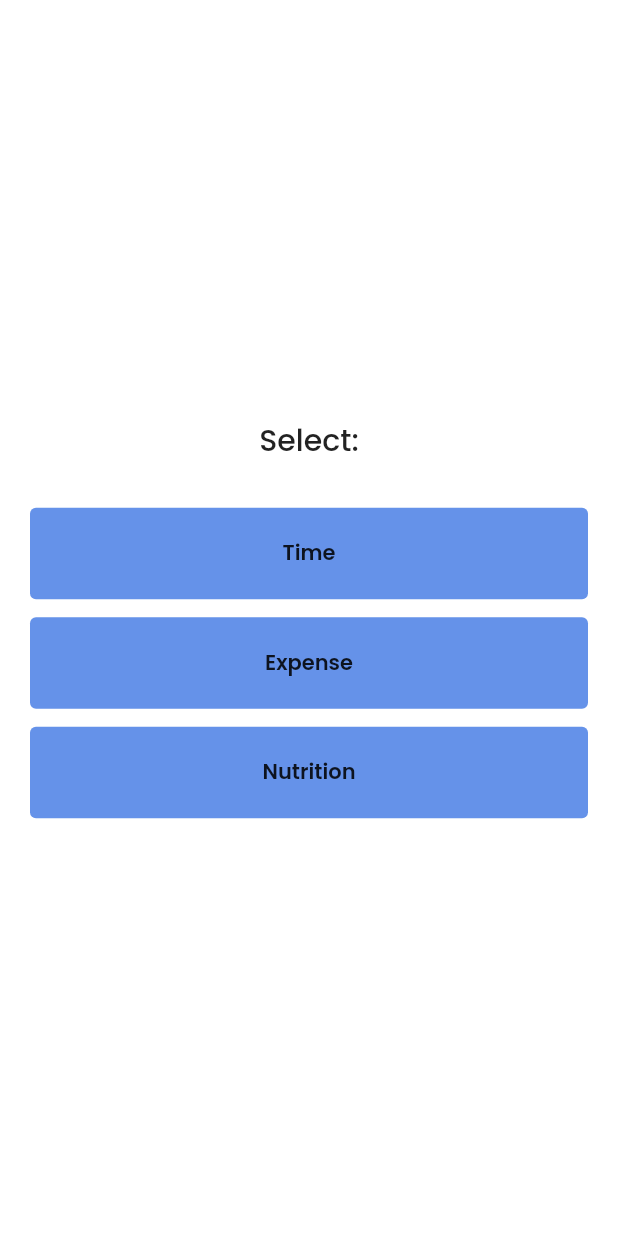
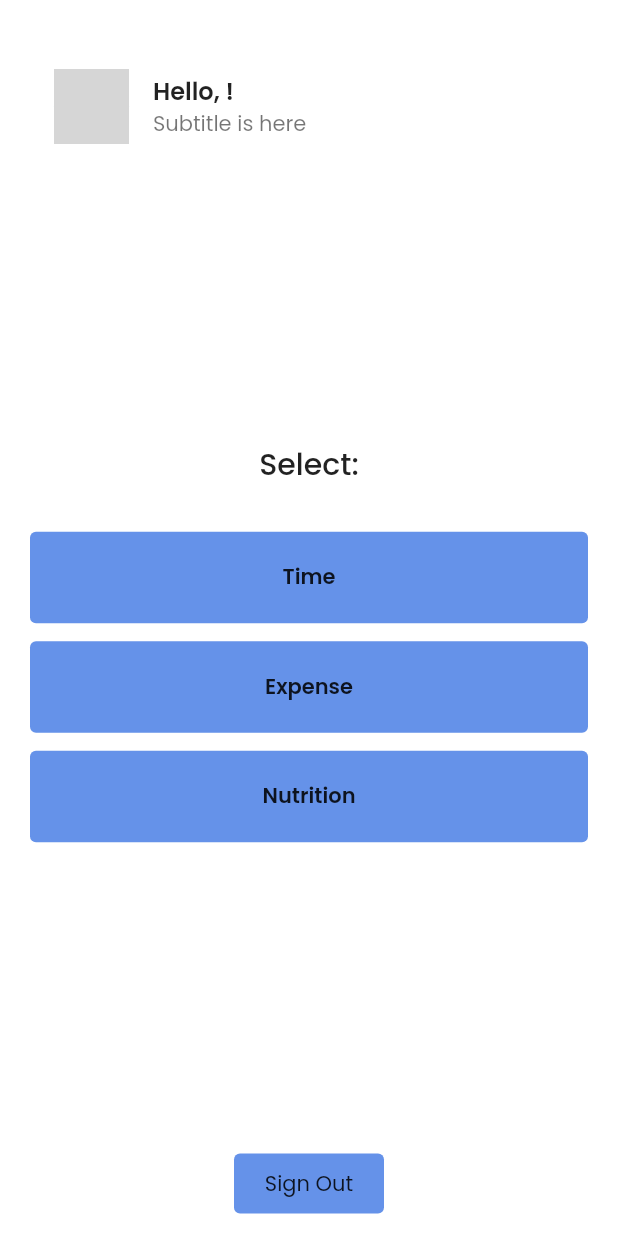
Before and after one commit to kamal0620040/MyTracker, a Flutter app: the HomeScreen screen opened directly, on a phone screen of 412 x 824 dp. Run offline on Flutter 3.47's test engine with Material 2 defaults, Android fonts, the phone set to English and light mode, and no system bars; our stand-ins replace cloud_firestore, firebase_auth, firebase_core, firebase_storage, google_fonts, image_picker and 2 more; accounts and stored records are empty; network calls fail; grey boxes are pictures that could not be loaded.

Commit message:
Added Sign Out functionality

```diff
--- a/lib/resources/auth_methods.dart
+++ b/lib/resources/auth_methods.dart
@@ -82,4 +82,8 @@ class AuthMethods {
     }
     return res;
   }
+
+  Future<void> signOut() async {
+    await _auth.signOut();
+  }
 }
--- a/lib/screens/Nutrition/home_nutrition_screen.dart
+++ b/lib/screens/Nutrition/home_nutrition_screen.dart
@@ -9,13 +9,15 @@ import '../../provider/user_provider.dart';
 import '../../widgets/nutrition_card.dart';
 
 class HomeNutrition extends StatefulWidget {
-  const HomeNutrition({Key? key}) : super(key: key);
+  final String uid;
+  const HomeNutrition({Key? key, required this.uid}) : super(key: key);
 
   @override
   State<HomeNutrition> createState() => _HomeNutritionState();
 }
 
 class _HomeNutritionState extends State<HomeNutrition> {
+  bool _isLoading = false;
   List<String> datelist = [
     'Jan',
     'Feb',
@@ -46,14 +48,29 @@ class _HomeNutritionState extends State<HomeNutrition> {
         .collection('month')
         .doc(datelist[now.month - 1])
         .snapshots()
-        .listen((DocumentSnapshot value) {
+        .listen((DocumentSnapshot value) async {
       fat = value['fats'].ceil();
       protein = value['protein'].ceil();
       energy = value['energy'].ceil();
       carbs = value['carbs'].ceil();
-      print(fat);
     });
-
+    // FirebaseFirestore.instance
+    //   .collection('monthly')
+    //   .doc(uid)
+    //   .collection("year")
+    //   .doc(now.year.toString())
+    //   .collection('month')
+    //   .doc(datelist[now.month - 1])
+    //   .snapshots()
+    //   .listen((DocumentSnapshot value) {
+    // setState(() {
+    //   fat = value['fats'].ceil();
+    //   protein = value['protein'].ceil();
+    //   energy = value['energy'].ceil();
+    //   carbs = value['carbs'].ceil();
+    //   print(fat);
+    // });
+    // });
     // DocumentSnapshot value = await docRef.get();
     // if (value.exists) {
     //   fat = value['fats'].ceil();
@@ -65,9 +82,8 @@ class _HomeNutritionState extends State<HomeNutrition> {
 
   @override
   void initState() {
-    fat = 100;
-    carbs = 100;
     super.initState();
+    // _isLoading = false;
   }
 
   @override
--- a/lib/screens/home_screen.dart
+++ b/lib/screens/home_screen.dart
@@ -1,6 +1,9 @@
 import 'package:flutter/material.dart';
 import 'package:google_fonts/google_fonts.dart';
+import 'package:mytracker/models/users.dart';
 import 'package:mytracker/provider/user_provider.dart';
+import 'package:mytracker/resources/auth_methods.dart';
+import 'package:mytracker/screens/login_screen.dart';
 import 'package:mytracker/screens/nutrition_screen.dart';
 import 'package:provider/provider.dart';
 
@@ -41,6 +44,7 @@ class _HomeScreenState extends State<HomeScreen> {
 
   @override
   Widget build(BuildContext context) {
+    User user = Provider.of<UserProvider>(context).getUser;
     return Scaffold(
       body: Container(
         padding: const EdgeInsets.symmetric(horizontal: 20),
@@ -48,6 +52,43 @@ class _HomeScreenState extends State<HomeScreen> {
         child: Column(
           mainAxisAlignment: MainAxisAlignment.center,
           children: [
+            SizedBox(
+              height: 35,
+            ),
+            ListTile(
+              title: Text(
+                "Hello, ${user.name}!",
+                style: GoogleFonts.poppins(
+                  textStyle: const TextStyle(
+                      fontSize: 16, fontWeight: FontWeight.w600),
+                ),
+              ),
+              subtitle: Text(
+                "Subtitle is here",
+                style: GoogleFonts.poppins(
+                  textStyle: const TextStyle(
+                      fontSize: 14, fontWeight: FontWeight.w400),
+                ),
+              ),
+              leading: CircleAvatar(
+                radius: 25,
+                child: ClipOval(
+                  child: Image.network(
+                    user.photoUrl,
+                    width: 100,
+                    height: 100,
+                    fit: BoxFit.cover,
+                  ),
+                ),
+              ),
+            ),
+            Flexible(
+              child: Container(),
+              flex: 1,
+            ),
+            SizedBox(
+              height: 10,
+            ),
             Center(
               child: Text(
                 "Select:",
@@ -142,6 +183,46 @@ class _HomeScreenState extends State<HomeScreen> {
                   color: Color.fromRGBO(101, 146, 233, 1),
                 ),
               ),
+            ),
+            SizedBox(
+              height: 30,
+            ),
+            Flexible(
+              child: Container(),
+              flex: 1,
+            ),
+            InkWell(
+              onTap: () async {
+                AuthMethods().signOut();
+                Navigator.of(context).pushReplacement(
+                    MaterialPageRoute(builder: (context) => LoginScreen()));
+              },
+              child: Container(
+                child: Text(
+                  "Sign Out",
+                  style: GoogleFonts.poppins(
+                    textStyle: const TextStyle(
+                      fontWeight: FontWeight.w400,
+                      fontSize: 14,
+                    ),
+                  ),
+                ),
+                width: 100,
+                height: 40,
+                alignment: Alignment.center,
+                padding: const EdgeInsets.symmetric(vertical: 10),
+                decoration: const ShapeDecoration(
+                  shape: RoundedRectangleBorder(
+                    borderRadius: BorderRadius.all(
+                      Radius.circular(4),
+                    ),
+                  ),
+                  color: Color.fromRGBO(101, 146, 233, 1),
+                ),
+              ),
+            ),
+            SizedBox(
+              height: 15,
             )
           ],
         ),
--- a/lib/screens/nutrition_screen.dart
+++ b/lib/screens/nutrition_screen.dart
@@ -1,11 +1,13 @@
 import 'package:flutter/cupertino.dart';
 import 'package:flutter/material.dart';
-// import 'package:mytracker/models/users.dart' as model;
+import 'package:mytracker/models/users.dart' as model;
 // import 'package:mytracker/provider/user_provider.dart';
 import 'package:mytracker/screens/Nutrition/add_nutrition_screen.dart';
 import 'package:mytracker/screens/Nutrition/home_nutrition_screen.dart';
 import 'package:mytracker/screens/Nutrition/list_nutrition_screen.dart';
 import 'package:mytracker/screens/Nutrition/nutrition_stats.dart';
+import 'package:provider/provider.dart';
+import '../provider/user_provider.dart';
 // import 'package:provider/provider.dart';
 
 class Nutrition extends StatefulWidget {
@@ -43,11 +45,13 @@ class _NutritionState extends State<Nutrition> {
 
   @override
   Widget build(BuildContext context) {
-    // model.User user = Provider.of<UserProvider>(context).getUser;
+    model.User user = Provider.of<UserProvider>(context).getUser;
     return Scaffold(
       body: PageView(
         children: [
-          HomeNutrition(),
+          HomeNutrition(
+            uid: user.uid,
+          ),
           ListScreen(),
           AddNutrition(),
           NutritionStats(),
```
